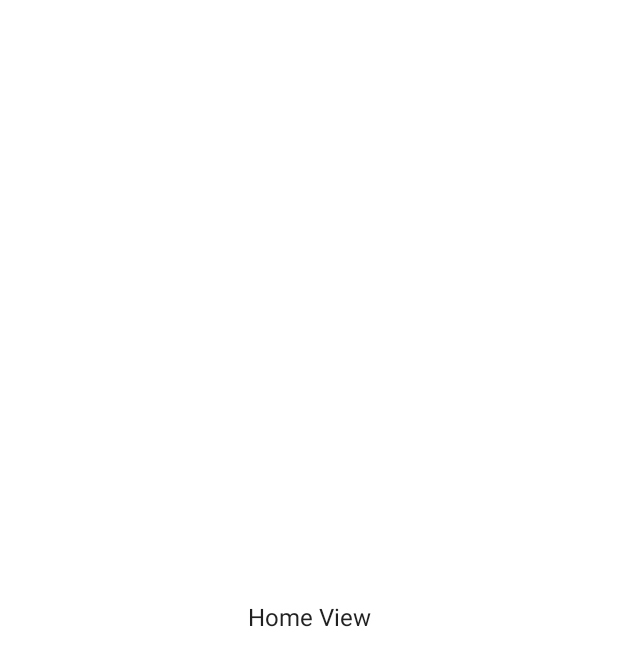
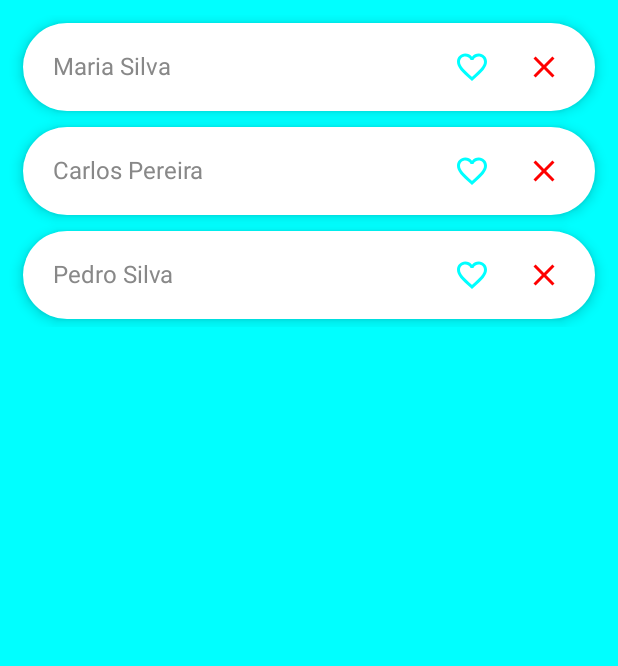
Before and after one commit to ronie-costa/ui_design_signin_signup_jetpack_compose_mvvm, an Android app built with Jetpack Compose: the HomeView screen opened through its navigation route, on a phone screen of 412 x 824 dp. Before the commit the part shown is almost empty. Shown: the top 666 px of the screen. Run offline under Robolectric (Android 15) with nearby library versions, the phone set to English and light mode, and no system bars; our stand-ins replace Dagger/Hilt's generated code.

Commit message:
Update projete

```diff
--- a/app/src/main/java/com/ronieapps/cleararcteture/core/utils/AuthResource.kt
+++ b/app/src/main/java/com/ronieapps/cleararcteture/core/utils/AuthResource.kt
@@ -4,8 +4,5 @@ import com.ronieapps.cleararcteture.domain.model.UserModel
 
 sealed class AuthResource<T>(val user: T? = null, val message: String? = null) {
     class Success<T>(user: T?) : AuthResource<T>(user)
-    class Failure<T>(
-        user: T? = null,
-        message: String
-    ) : AuthResource<T>(user, message)
+    class Failure<T>(user: T? = null, message: String) : AuthResource<T>(user, message)
 }
--- a/app/src/main/java/com/ronieapps/cleararcteture/core/utils/MessageComposable.kt
+++ b/app/src/main/java/com/ronieapps/cleararcteture/core/utils/MessageComposable.kt
@@ -19,7 +19,6 @@ import com.ronieapps.cleararcteture.R
 @Composable
 fun MessageComposable(message: String, onClickClear: () -> Unit) {
     Box(modifier = Modifier.fillMaxWidth().background(Color.Red)) {
-
         Text(
             text = message,
             color = Color.White,
@@ -28,7 +27,6 @@ fun MessageComposable(message: String, onClickClear: () -> Unit) {
                 .align(alignment = Alignment.CenterStart)
                 .padding(top = 15.dp, bottom = 15.dp, start = 10.dp, end = 48.dp)
         )
-
         IconButton(
             modifier = Modifier.padding(vertical = 5.dp).align(alignment = Alignment.CenterEnd),
             onClick = onClickClear
--- a/app/src/main/java/com/ronieapps/cleararcteture/domain/listener/AuthLoginListener.kt
+++ /dev/null
@@ -1,8 +0,0 @@
-package com.ronieapps.cleararcteture.domain.listener
-
-import com.ronieapps.cleararcteture.domain.model.UserModel
-
-interface AuthLoginListener {
-    fun onSuccess(user: UserModel)
-    fun onFailed(message: String)
-}
--- a/app/src/main/java/com/ronieapps/cleararcteture/domain/listener/AuthSignupListener.kt
+++ /dev/null
@@ -1,8 +0,0 @@
-package com.ronieapps.cleararcteture.domain.listener
-
-import com.ronieapps.cleararcteture.domain.model.UserModel
-
-interface AuthSignupListener {
-    fun signupSuccess(user: UserModel)
-    fun signupFailure(message: String)
-}
--- a/app/src/main/java/com/ronieapps/cleararcteture/domain/repository/AuthRepository.kt
+++ b/app/src/main/java/com/ronieapps/cleararcteture/domain/repository/AuthRepository.kt
@@ -1,7 +1,5 @@
 package com.ronieapps.cleararcteture.domain.repository
 
-import com.ronieapps.cleararcteture.domain.listener.AuthLoginListener
-import com.ronieapps.cleararcteture.domain.listener.AuthSignupListener
 import com.ronieapps.cleararcteture.domain.model.UserModel
 import kotlinx.coroutines.flow.Flow
 
@@ -10,11 +8,13 @@ interface AuthRepository {
 
     fun startLoginRepo(
         user: UserModel,
-        authLoginListener: AuthLoginListener
+        isSuccess: (user: UserModel) -> Unit,
+        isFailure: (message: String) -> Unit
     )
 
     fun startSignupRepo(
         user: UserModel,
-        authSignupListener: AuthSignupListener
+        isSuccess: (user: UserModel) -> Unit,
+        isFailure: (message: String) -> Unit
     )
 }
--- a/app/src/main/java/com/ronieapps/cleararcteture/presentation/MainActivity.kt
+++ b/app/src/main/java/com/ronieapps/cleararcteture/presentation/MainActivity.kt
@@ -2,12 +2,16 @@ package com.ronieapps.cleararcteture.presentation
 
 import android.content.Context
 import android.os.Bundle
+import android.os.Debug
+import android.util.Log
 import androidx.activity.ComponentActivity
 import androidx.activity.compose.setContent
+import androidx.activity.viewModels
 import androidx.compose.runtime.*
 import androidx.hilt.navigation.compose.hiltViewModel
 import androidx.lifecycle.LifecycleOwner
 import androidx.lifecycle.Observer
+import androidx.lifecycle.lifecycleScope
 import androidx.navigation.NavHostController
 import androidx.navigation.compose.NavHost
 import androidx.navigation.compose.composable
@@ -24,28 +28,24 @@ import dagger.hilt.android.AndroidEntryPoint
 
 @AndroidEntryPoint
 class MainActivity : ComponentActivity() {
+    private val authViewModel: AuthViewModel by viewModels()
+    private lateinit var navController: NavHostController
 
-    private lateinit var authViewModel: AuthViewModel
-    private lateinit var navController: NavHostController
+    private val owner: LifecycleOwner = this
+    private val context: Context = this
+
+    private lateinit var message: MutableState<String>
+
 
     override fun onCreate(savedInstanceState: Bundle?) {
         super.onCreate(savedInstanceState)
-
-        val owner: LifecycleOwner = this
-        val context: Context = this
-
-        val message = mutableStateOf("")
-
-        val messageObserver = Observer<String> { message.value = it }
-        val loginObserver = Observer<UserModel> { navController.navigate(Routes.HomeView.route) }
-        val signupObserver = Observer<UserModel> { navController.navigate(Routes.HomeView.route) }
+        message = mutableStateOf("")
 
         setContent {
             ClearArctetureTheme {
                 navController = rememberNavController()
-                authViewModel = hiltViewModel()
 
-                NavHost(navController = navController, startDestination = Routes.LoginView.route) {
+                NavHost(navController = navController, startDestination = Routes.HomeView.route) {
                     composable(Routes.LoginView.route) {
                         LoginView(navController, authViewModel, owner, context)
                     }
@@ -65,11 +65,44 @@ class MainActivity : ComponentActivity() {
                         }
                     )
                 }
-
-                authViewModel.message.observe(this, messageObserver)
-                authViewModel.login.observe(this, loginObserver)
-                authViewModel.signup.observe(this, signupObserver)
             }
         }
     }
+
+
+    private fun observers() {
+        authViewModel.message.observe(this) {
+            message.value = it
+        }
+        authViewModel.login.observe(this) {
+            navController.navigate(Routes.HomeView.route)
+        }
+        authViewModel.signup.observe(this) {
+            navController.navigate(Routes.HomeView.route)
+        }
+    }
+
+
+    private fun flows() = lifecycleScope.launchWhenStarted {
+        authViewModel.navControllerFlow.collect { navState ->
+            when (navState) {
+                AuthViewModel.UINavController.Success -> {
+                    navController.navigate(Routes.HomeView.route)
+                }
+                AuthViewModel.UINavController.Failure -> {
+                    authViewModel.setMessage("Erro ao Efetuar Login")
+                    Log.d("Failure", "Erro ao Efetuar Login")
+                }
+                AuthViewModel.UINavController.Initial -> {
+                }
+            }
+        }
+    }
+
+
+    override fun onResume() {
+        super.onResume()
+        observers()
+        flows()
+    }
 }
--- a/app/src/main/java/com/ronieapps/cleararcteture/presentation/view/HomeView.kt
+++ b/app/src/main/java/com/ronieapps/cleararcteture/presentation/view/HomeView.kt
@@ -1,19 +1,97 @@
 package com.ronieapps.cleararcteture.presentation.view
 
-import androidx.compose.foundation.layout.Box
-import androidx.compose.foundation.layout.fillMaxSize
-import androidx.compose.material.Surface
-import androidx.compose.material.Text
-import androidx.compose.runtime.Composable
+import android.annotation.SuppressLint
+import androidx.compose.foundation.background
+import androidx.compose.foundation.layout.*
+import androidx.compose.foundation.lazy.LazyColumn
+import androidx.compose.foundation.lazy.itemsIndexed
+import androidx.compose.foundation.shape.RoundedCornerShape
+import androidx.compose.material.*
+import androidx.compose.runtime.*
 import androidx.compose.ui.Alignment
 import androidx.compose.ui.Modifier
+import androidx.compose.ui.graphics.Color
+import androidx.compose.ui.graphics.painter.Painter
+import androidx.compose.ui.res.painterResource
+import androidx.compose.ui.unit.dp
 import androidx.navigation.NavController
+import com.ronieapps.cleararcteture.R
 
+
+@SuppressLint("StateFlowValueCalledInComposition")
 @Composable
 fun HomeView(navController: NavController) {
+
+    val list: MutableList<String> = mutableListOf(
+        "Maria Silva",
+        "Carlos Pereira",
+        "Pedro Silva"
+    )
+
     Surface(modifier = Modifier.fillMaxSize()) {
-        Box(contentAlignment = Alignment.Center) {
-            Text(text = "Home View")
+        Box(modifier = Modifier.background(Color.Cyan)) {
+            LazyColumn(modifier = Modifier
+                .fillMaxWidth()
+                .padding(10.dp)) {
+                itemsIndexed(list) { position, _ ->
+                    var favoriteState by remember { mutableStateOf(false) }
+                    Card(
+                        modifier = Modifier
+                            .padding(5.dp)
+                            .fillMaxWidth(),
+                        elevation = 5.dp,
+                        shape = RoundedCornerShape(58.dp)
+                    ) {
+                        Row(modifier = Modifier.fillMaxWidth()) {
+                            Text(
+                                text = list[position],
+                                color = Color.Gray,
+                                modifier = Modifier
+                                    .padding(horizontal = 20.dp)
+                                    .align(alignment = Alignment.CenterVertically),
+                            )
+                            Row(
+                                horizontalArrangement = Arrangement.End,
+                                modifier = Modifier.fillMaxWidth()
+                            ) {
+                                Box {
+                                    IconButton(
+                                        modifier = Modifier
+                                            .align(Alignment.CenterEnd)
+                                            .padding(vertical = 5.dp),
+                                        onClick = { favoriteState = !favoriteState }
+                                    ) {
+                                        val painter: Painter = if (favoriteState) {
+                                            painterResource(id = R.drawable.baseline_favorite_24)
+                                        } else {
+                                            painterResource(id = R.drawable.baseline_favorite_border_24)
+                                        }
+                                        Icon(
+                                            painter = painter,
+                                            tint = Color.Cyan,
+                                            contentDescription = "",
+                                        )
+                                    }
+                                }
+                                Box {
+                                    IconButton(
+                                        modifier = Modifier
+                                            .align(Alignment.CenterEnd)
+                                            .padding(top = 5.dp, bottom = 5.dp, end = 10.dp),
+                                        onClick = { /*TODO*/ }
+                                    ) {
+                                        Icon(
+                                            painter = painterResource(id = R.drawable.baseline_clear_24),
+                                            tint = Color.Red,
+                                            contentDescription = "",
+                                        )
+                                    }
+                                }
+                            }
+                        }
+                    }
+                }
+            }
         }
     }
 }
--- /dev/null
+++ b/app/src/main/res/drawable/baseline_favorite_24.xml
@@ -0,0 +1,5 @@
+<vector android:height="24dp" android:tint="#FFFFFF"
+    android:viewportHeight="24" android:viewportWidth="24"
+    android:width="24dp" xmlns:android="http://schemas.android.com/apk/res/android">
+    <path android:fillColor="@android:color/white" android:pathData="M12,21.35l-1.45,-1.32C5.4,15.36 2,12.28 2,8.5 2,5.42 4.42,3 7.5,3c1.74,0 3.41,0.81 4.5,2.09C13.09,3.81 14.76,3 16.5,3 19.58,3 22,5.42 22,8.5c0,3.78 -3.4,6.86 -8.55,11.54L12,21.35z"/>
+</vector>
--- /dev/null
+++ b/app/src/main/res/drawable/baseline_favorite_border_24.xml
@@ -0,0 +1,5 @@
+<vector android:height="24dp" android:tint="#FFFFFF"
+    android:viewportHeight="24" android:viewportWidth="24"
+    android:width="24dp" xmlns:android="http://schemas.android.com/apk/res/android">
+    <path android:fillColor="@android:color/white" android:pathData="M16.5,3c-1.74,0 -3.41,0.81 -4.5,2.09C10.91,3.81 9.24,3 7.5,3 4.42,3 2,5.42 2,8.5c0,3.78 3.4,6.86 8.55,11.54L12,21.35l1.45,-1.32C18.6,15.36 22,12.28 22,8.5 22,5.42 19.58,3 16.5,3zM12.1,18.55l-0.1,0.1 -0.1,-0.1C7.14,14.24 4,11.39 4,8.5 4,6.5 5.5,5 7.5,5c1.54,0 3.04,0.99 3.57,2.36h1.87C13.46,5.99 14.96,5 16.5,5c2,0 3.5,1.5 3.5,3.5 0,2.89 -3.14,5.74 -7.9,10.05z"/>
+</vector>
```
Also changed, not shown: app/src/main/java/com/ronieapps/cleararcteture/data/data_source/database/AuthFirebaseDatabase.kt (+33 -19 lines), app/src/main/java/com/ronieapps/cleararcteture/data/repository/AuthRepositoryImpl.kt (+11 -6 lines), app/src/main/java/com/ronieapps/cleararcteture/presentation/view/LoginView.kt (+4 -10 lines), app/src/main/java/com/ronieapps/cleararcteture/presentation/view_model/AuthViewModel.kt (+43 -20 lines).
